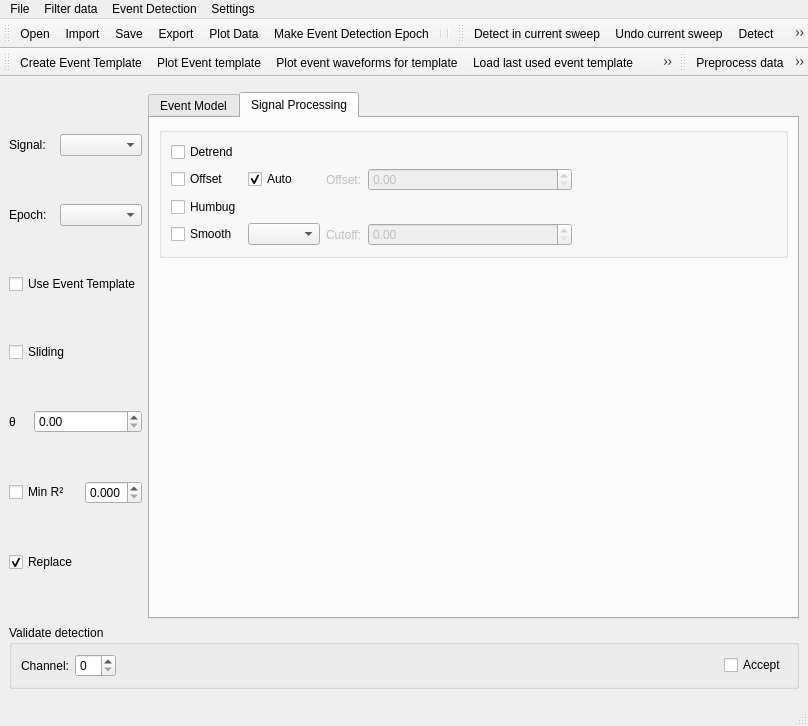
This is ephys/EventDetectWindow.ui in ctigaret/scipyen as Qt 5 draws it before an edit. The edited form follows.
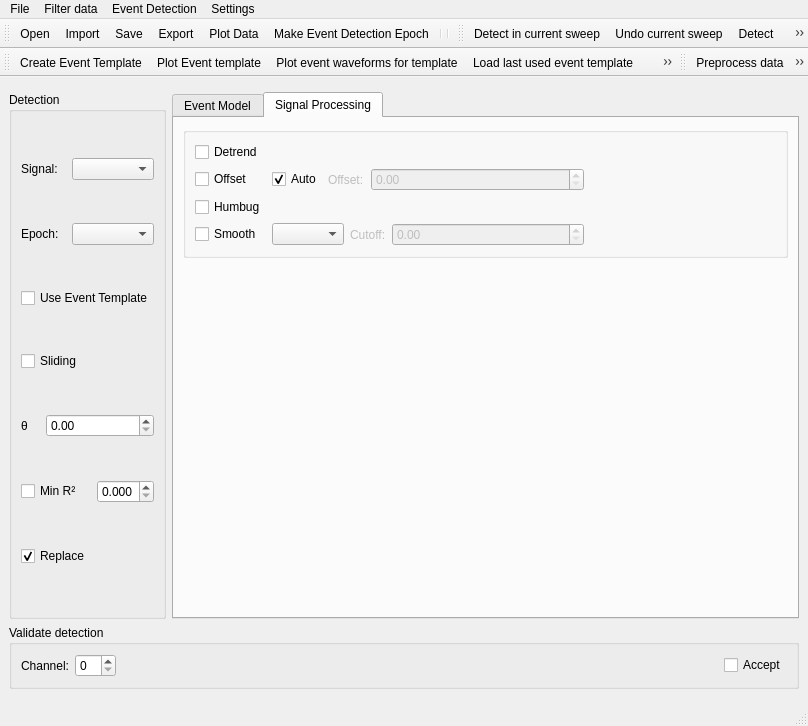
This is the edited form. The open tabs and pages were chosen to show the change. Icons and pictures are not drawn. Custom widgets are drawn as their Qt base class.

Patch:
```diff
--- a/ephys/EventDetectWindow.ui
+++ b/ephys/EventDetectWindow.ui
@@ -15,11 +15,18 @@
    <string>Detect Events</string>
   </property>
   <widget class="QWidget" name="centralwidget">
-   <layout class="QGridLayout" name="gridLayout_5">
-    <item row="1" column="0">
-     <layout class="QHBoxLayout" name="horizontalLayout">
-      <item>
        <layout class="QGridLayout" name="gridLayout_4">
+    <item row="0" column="0">
+     <widget class="MetaDataWidget" name="metaDataWidget" native="true"/>
+    </item>
+    <item row="1" column="0">
+     <layout class="QHBoxLayout" name="horizontalLayout">
+      <item>
+       <widget class="QGroupBox" name="groupBox_2">
+        <property name="title">
+         <string>Detection</string>
+        </property>
+        <layout class="QGridLayout" name="gridLayout_2">
         <item row="0" column="0" colspan="2">
          <widget class="QLabel" name="signalNameLabel">
           <property name="text">
@@ -82,7 +89,7 @@
           </property>
          </widget>
         </item>
-        <item row="3" column="0" colspan="4">
+         <item row="3" column="0" colspan="3">
          <widget class="QCheckBox" name="useSlidingDetectionCheckBox">
           <property name="toolTip">
            <string>Use template sliding algorithm (Clements &amp; Bekkers '97)</string>
@@ -180,7 +187,7 @@
           </property>
          </widget>
         </item>
-        <item row="6" column="0" colspan="4">
+         <item row="6" column="0" colspan="3">
          <widget class="QCheckBox" name="clearPreviousDetectionCheckBox">
           <property name="toolTip">
            <string>Replace previous detection</string>
@@ -200,6 +207,7 @@
          </widget>
         </item>
        </layout>
+       </widget>
       </item>
       <item>
        <widget class="QTabWidget" name="tabWidget">
@@ -213,7 +221,7 @@
          <attribute name="title">
           <string>Event Model</string>
          </attribute>
-         <layout class="QGridLayout" name="gridLayout_2">
+         <layout class="QGridLayout" name="gridLayout_5">
           <item row="0" column="0">
            <widget class="QGroupBox" name="eventModelGroupBox">
             <property name="toolTip">
@@ -424,7 +432,7 @@
                </property>
               </widget>
              </item>
-             <item row="1" column="2">
+             <item row="1" column="2" colspan="2">
               <widget class="QLabel" name="offsetLabel">
                <property name="enabled">
                 <bool>false</bool>
@@ -446,20 +454,20 @@
                </property>
               </widget>
              </item>
-             <item row="1" column="3">
+             <item row="1" column="4" colspan="2">
               <widget class="QuantitySpinBox" name="dcValueSpinBox">
                <property name="enabled">
                 <bool>false</bool>
                </property>
                <property name="sizePolicy">
-                <sizepolicy hsizetype="MinimumExpanding" vsizetype="Fixed">
+                <sizepolicy hsizetype="Expanding" vsizetype="Fixed">
                  <horstretch>0</horstretch>
                  <verstretch>0</verstretch>
                 </sizepolicy>
                </property>
               </widget>
              </item>
-             <item row="1" column="4">
+             <item row="1" column="6">
               <spacer name="horizontalSpacer_4">
                <property name="orientation">
                 <enum>Qt::Horizontal</enum>
@@ -495,10 +503,10 @@
                </property>
               </widget>
              </item>
-             <item row="3" column="1">
+             <item row="3" column="1" colspan="2">
               <widget class="QComboBox" name="filterTypeComboBox"/>
              </item>
-             <item row="3" column="2">
+             <item row="3" column="3" colspan="2">
               <widget class="QLabel" name="freqCutoffLabel">
                <property name="enabled">
                 <bool>false</bool>
@@ -511,20 +519,20 @@
                </property>
               </widget>
              </item>
-             <item row="3" column="3">
+             <item row="3" column="5">
               <widget class="QuantitySpinBox" name="cutoffFrequencySpinBox">
                <property name="enabled">
                 <bool>false</bool>
                </property>
                <property name="sizePolicy">
-                <sizepolicy hsizetype="MinimumExpanding" vsizetype="Fixed">
+                <sizepolicy hsizetype="Expanding" vsizetype="Fixed">
                  <horstretch>0</horstretch>
                  <verstretch>0</verstretch>
                 </sizepolicy>
                </property>
               </widget>
              </item>
-             <item row="3" column="4">
+             <item row="3" column="6">
               <spacer name="horizontalSpacer_5">
                <property name="orientation">
                 <enum>Qt::Horizontal</enum>
```
Left out of the diff: 3 changed lines with no effect on the pictures. Lines whose indentation alone changed are shown as unchanged.
